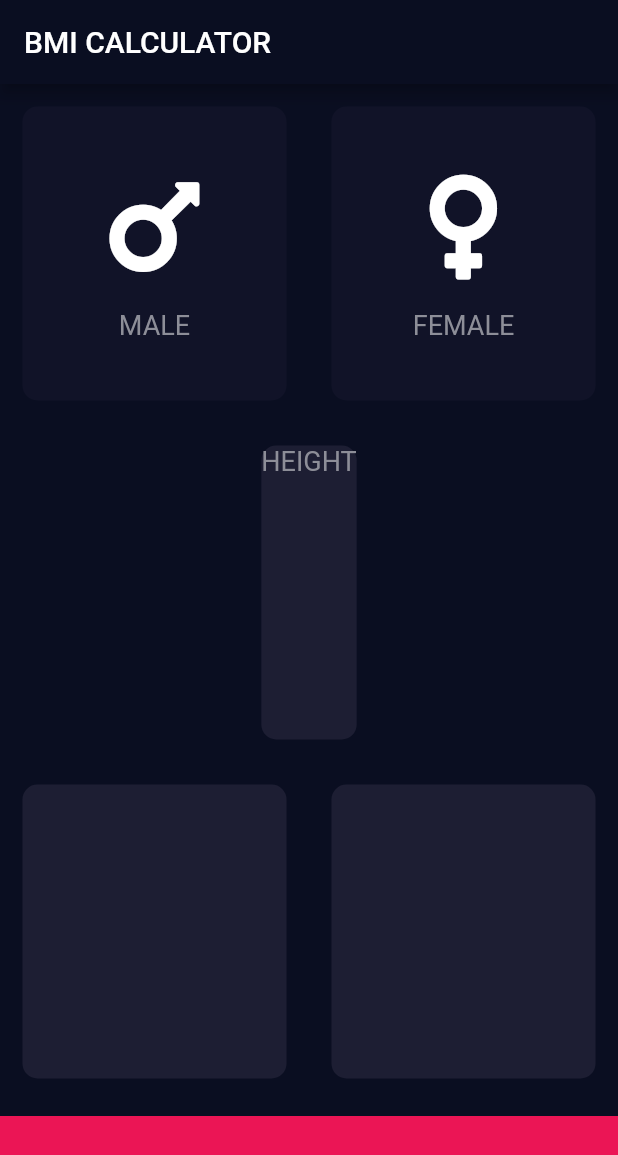
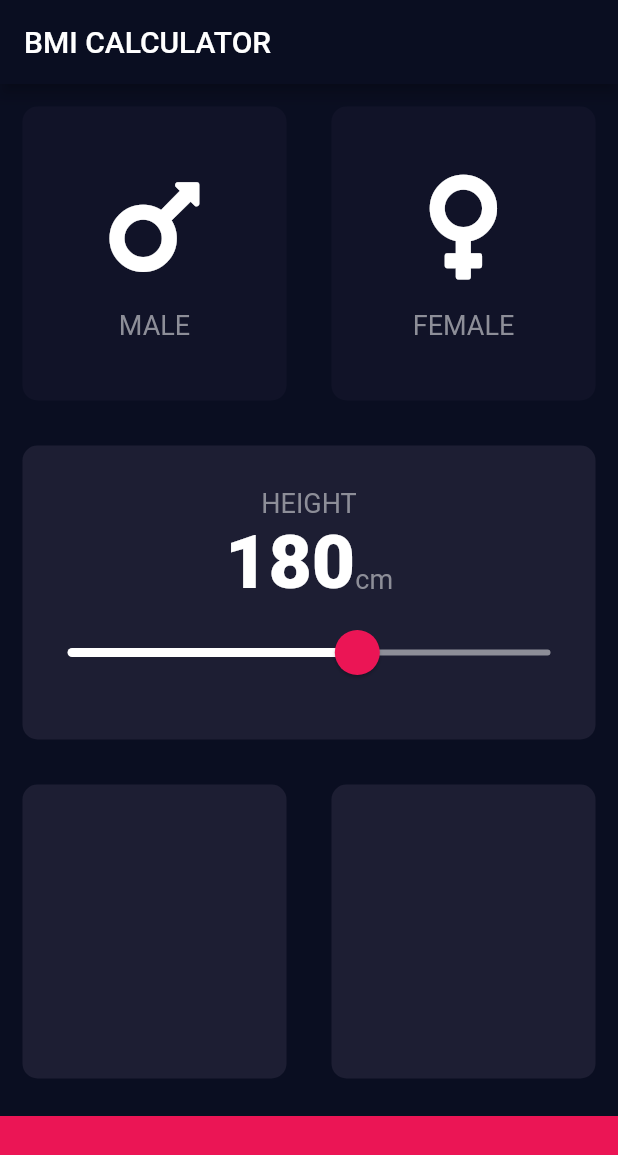
Before and after one commit to e-lsewhere/bmi-flutter, a Flutter app: the screen it shows after launch, on a phone screen of 412 x 824 dp. Shown: the top 1155 px of the screen. Run offline on Flutter 3.47's test engine with Material 2 defaults, Android fonts, the phone set to English and light mode, and no system bars; our stand-ins replace font_awesome_flutter.

Commit message:
added slider widget with custom theming

```diff
--- a/lib/constants.dart
+++ b/lib/constants.dart
@@ -9,3 +9,8 @@ const kLabelTextStyle = TextStyle(
   fontSize: 18,
   color: Color(0xFF8D8E98),
 );
+
+const kNumberTextStyle = TextStyle(
+  fontSize: 50,
+  fontWeight: FontWeight.w900,
+);
--- a/lib/input_page.dart
+++ b/lib/input_page.dart
@@ -18,6 +18,7 @@ class InputPage extends StatefulWidget {
 
 class _InputPageState extends State<InputPage> {
   Gender selectedGender;
+  int height = 180;
 
   @override
   Widget build(BuildContext context) {
@@ -26,6 +27,7 @@ class _InputPageState extends State<InputPage> {
         title: Text('BMI CALCULATOR'),
       ),
       body: Column(
+        crossAxisAlignment: CrossAxisAlignment.stretch,
         children: <Widget>[
           Expanded(
             child: Row(
@@ -69,10 +71,48 @@ class _InputPageState extends State<InputPage> {
             child: ReusableCard(
               color: kActiveCardColor,
               cardChild: Column(
+                mainAxisAlignment: MainAxisAlignment.center,
                 children: <Widget>[
                   Text(
                     'HEIGHT',
                     style: kLabelTextStyle,
+                  ),
+                  Row(
+                    mainAxisAlignment: MainAxisAlignment.center,
+                    crossAxisAlignment: CrossAxisAlignment.baseline,
+                    textBaseline: TextBaseline.alphabetic,
+                    children: <Widget>[
+                      Text(
+                        height.toString(),
+                        style: kNumberTextStyle,
+                      ),
+                      Text(
+                        'cm',
+                        style: kLabelTextStyle,
+                      ),
+                    ],
+                  ),
+                  SliderTheme(
+                    data: SliderTheme.of(context).copyWith(
+                      activeTrackColor: Colors.white,
+                      inactiveTrackColor: Color(0xFF8D8E98),
+                      overlayColor: Color(0x29EB1555),
+                      overlayShape: RoundSliderOverlayShape(overlayRadius: 30),
+                      thumbColor: Color(0xFFEB1555),
+                      thumbShape: RoundSliderThumbShape(
+                        enabledThumbRadius: 15,
+                      ),
+                    ),
+                    child: Slider(
+                      value: height.toDouble(),
+                      min: 120.0,
+                      max: 220.0,
+                      onChanged: (double newValue) {
+                        setState(() {
+                          height = newValue.round();
+                        });
+                      },
+                    ),
                   ),
                 ],
               ),
```
